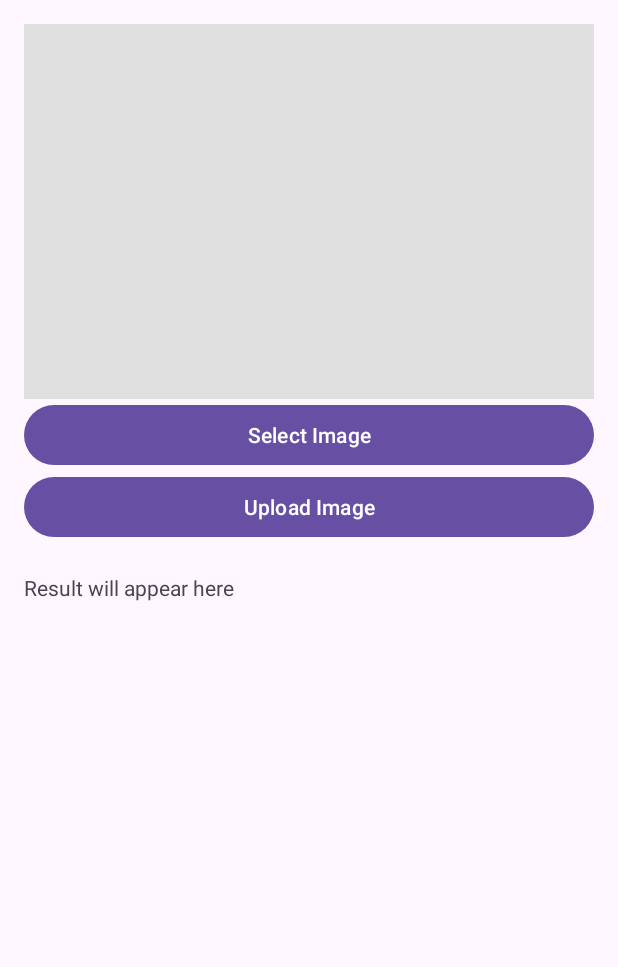
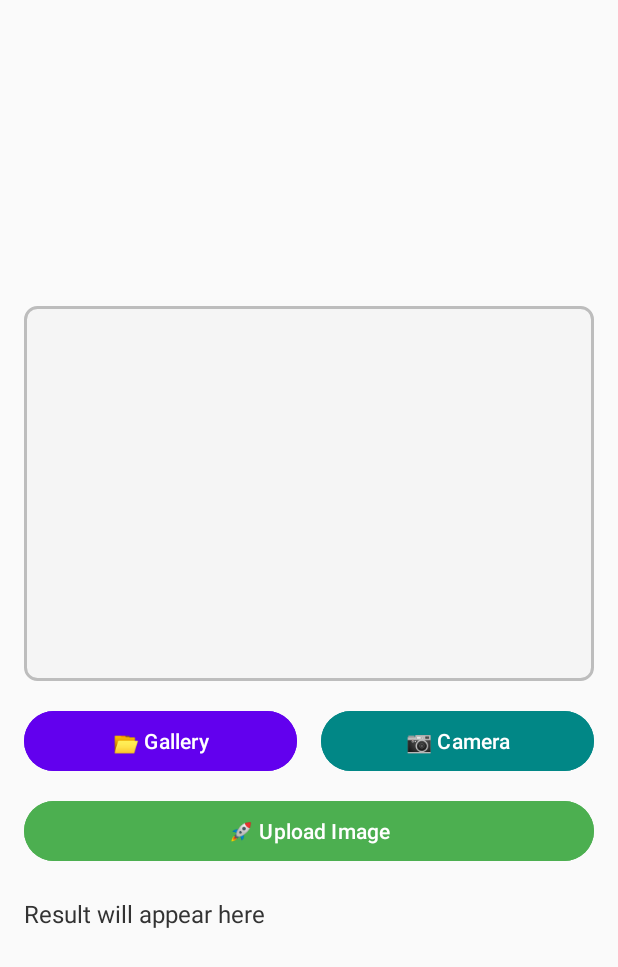
Before and after one commit to ShoyebChaudhari45/Kodeneurons-Crop-disease-detection-project-, an Android app: the screen it shows after launch (UploadActivity), on a phone screen of 412 x 824 dp. Shown: the top 967 px of the screen. Run offline under Robolectric (Android 15) with nearby library versions, the phone set to English and light mode, and no system bars; pictures from the network do not load.

Commit message:
ui modified and camera added

```diff
--- a/cropdiseasedetectionandroid/app/src/main/java/com/example/cropdiseasedetection/ApiClient.java
+++ b/cropdiseasedetectionandroid/app/src/main/java/com/example/cropdiseasedetection/ApiClient.java
@@ -9,7 +9,7 @@ public class ApiClient {
     public static Retrofit getClient() {
         if (retrofit == null) {
             retrofit = new Retrofit.Builder()
-                    .baseUrl("http://10.92.21.167:5000/") // Replace with your server IP
+                    .baseUrl("http://172.174.1.4:5000/") // Replace with your server IP
                     .addConverterFactory(GsonConverterFactory.create())
                     .build();
         }
--- /dev/null
+++ b/cropdiseasedetectionandroid/app/src/main/res/drawable/image_placeholder.xml
@@ -0,0 +1,10 @@
+<shape xmlns:android="http://schemas.android.com/apk/res/android"
+    android:shape="rectangle">
+
+    <solid android:color="#F5F5F5" /> <!-- Light grey background -->
+    <stroke
+        android:width="2dp"
+        android:color="#BDBDBD" /> <!-- Border color -->
+
+    <corners android:radius="8dp" />
+</shape>
--- a/cropdiseasedetectionandroid/app/src/main/res/layout/activity_upload.xml
+++ b/cropdiseasedetectionandroid/app/src/main/res/layout/activity_upload.xml
@@ -2,31 +2,62 @@
     android:layout_width="match_parent"
     android:layout_height="match_parent"
     android:orientation="vertical"
-    android:padding="16dp">
+    android:padding="16dp"
+    android:gravity="center"
+    android:background="#FAFAFA">
 
     <ImageView
-        android:id="@+id/imageView"
+        android:id="@+id/imageVieW"
         android:layout_width="match_parent"
         android:layout_height="250dp"
         android:scaleType="centerCrop"
-        android:background="#E0E0E0"/>
+        android:background="@drawable/image_placeholder"
+        android:contentDescription="Selected Image"
+        android:layout_marginBottom="16dp" />
 
-    <Button
-        android:id="@+id/selectBtn"
+    <LinearLayout
         android:layout_width="match_parent"
         android:layout_height="wrap_content"
-        android:text="Select Image"/>
+        android:orientation="horizontal"
+        android:weightSum="2"
+        android:layout_marginBottom="12dp">
+
+        <Button
+            android:id="@+id/selectBtn"
+            android:layout_width="0dp"
+            android:layout_height="wrap_content"
+            android:layout_weight="1"
+            android:text="📂 Gallery"
+            android:backgroundTint="@color/purple_500"
+            android:textColor="#FFFFFF"
+            android:layout_marginEnd="8dp" />
+
+        <Button
+            android:id="@+id/cameraBtn"
+            android:layout_width="0dp"
+            android:layout_height="wrap_content"
+            android:layout_weight="1"
+            android:text="📷 Camera"
+            android:backgroundTint="@color/teal_700"
+            android:textColor="#FFFFFF"
+            android:layout_marginStart="8dp" />
+    </LinearLayout>
 
     <Button
         android:id="@+id/uploadBtn"
         android:layout_width="match_parent"
         android:layout_height="wrap_content"
-        android:text="Upload Image"/>
+        android:text="🚀 Upload Image"
+        android:backgroundTint="@color/green"
+        android:textColor="#FFFFFF" />
 
     <TextView
         android:id="@+id/resultText"
         android:layout_width="match_parent"
         android:layout_height="wrap_content"
         android:text="Result will appear here"
-        android:paddingTop="20dp"/>
+        android:paddingTop="20dp"
+        android:textSize="16sp"
+        android:textColor="#333" />
+
 </LinearLayout>
--- a/cropdiseasedetectionandroid/app/src/main/res/values/colors.xml
+++ b/cropdiseasedetectionandroid/app/src/main/res/values/colors.xml
@@ -1,5 +1,10 @@
 <?xml version="1.0" encoding="utf-8"?>
 <resources>
     <color name="black">#FF000000</color>
-    <color name="white">#FFFFFFFF</color>
+    <color name="purple_500">#6200EE</color>
+    <color name="teal_700">#018786</color>
+    <color name="green">#4CAF50</color>
+    <color name="white">#FFFFFF</color>
+    <color name="light_gray">#E0E0E0</color>
+    <color name="dark_gray">#333333</color>
 </resources>
```
Also changed, not shown: cropdiseasedetectionandroid/app/src/main/AndroidManifest.xml (+9 -0 lines), cropdiseasedetectionandroid/app/src/main/java/com/example/cropdiseasedetection/FileUtils.java (+9 -0 lines), cropdiseasedetectionandroid/app/src/main/java/com/example/cropdiseasedetection/UploadActivity.java (+41 -9 lines), 3 other files.
